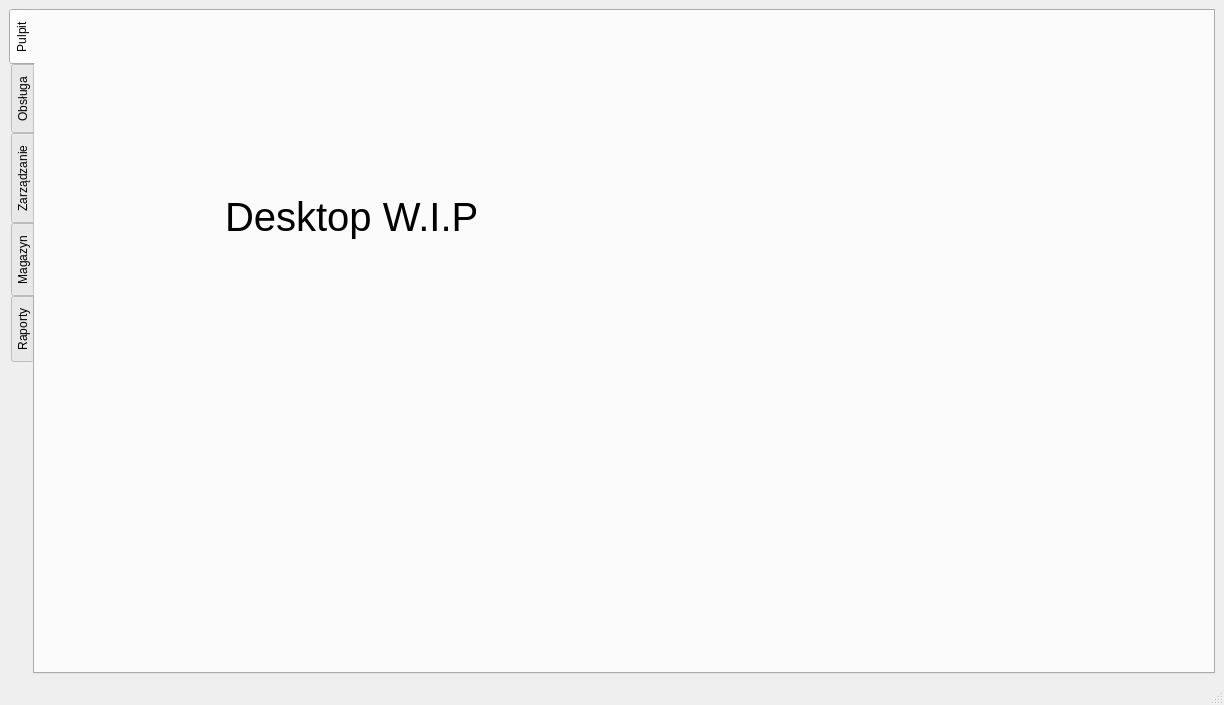
Above: mainwindow.ui from PiotrPatelski/SportTicketProject before the change. Below: the same form after it.
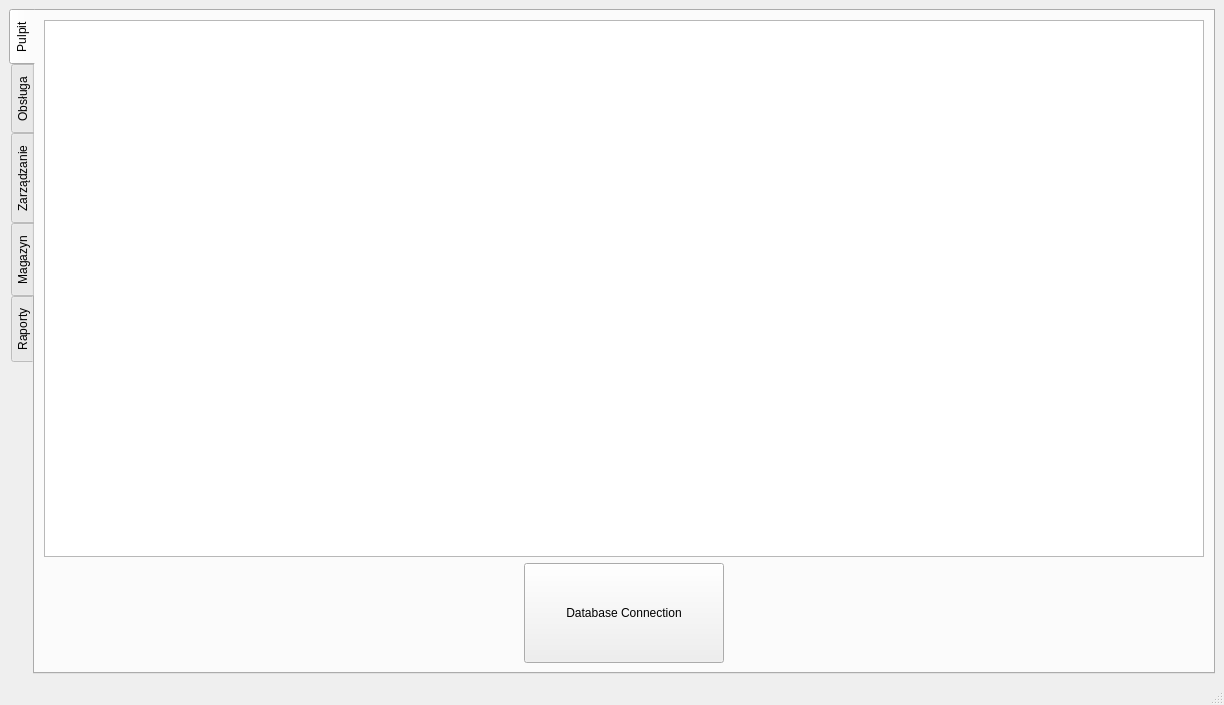
That is the form after the change. The open tabs and pages were chosen to show the change.

Commit message: 2nd commit: Established basic Database with connection, Made classes draft

```diff
--- a/mainwindow.ui
+++ b/mainwindow.ui
@@ -36,24 +36,79 @@
        <attribute name="title">
         <string>Pulpit</string>
        </attribute>
-       <widget class="QLabel" name="label">
-        <property name="geometry">
-         <rect>
-          <x>190</x>
-          <y>110</y>
-          <width>371</width>
-          <height>191</height>
-         </rect>
-        </property>
-        <property name="font">
-         <font>
-          <pointsize>30</pointsize>
-         </font>
-        </property>
-        <property name="text">
-         <string>Desktop W.I.P</string>
-        </property>
-       </widget>
+       <layout class="QVBoxLayout" name="verticalLayout_2">
+        <item>
+         <widget class="QTableView" name="tableView">
+          <property name="sizePolicy">
+           <sizepolicy hsizetype="Expanding" vsizetype="Expanding">
+            <horstretch>1</horstretch>
+            <verstretch>0</verstretch>
+           </sizepolicy>
+          </property>
+          <property name="minimumSize">
+           <size>
+            <width>0</width>
+            <height>400</height>
+           </size>
+          </property>
+         </widget>
+        </item>
+        <item>
+         <layout class="QHBoxLayout" name="horizontalLayout">
+          <item>
+           <spacer name="horizontalSpacer_19">
+            <property name="orientation">
+             <enum>Qt::Horizontal</enum>
+            </property>
+            <property name="sizeHint" stdset="0">
+             <size>
+              <width>40</width>
+              <height>20</height>
+             </size>
+            </property>
+           </spacer>
+          </item>
+          <item>
+           <widget class="QPushButton" name="DBconnectButton">
+            <property name="sizePolicy">
+             <sizepolicy hsizetype="Expanding" vsizetype="Expanding">
+              <horstretch>0</horstretch>
+              <verstretch>0</verstretch>
+             </sizepolicy>
+            </property>
+            <property name="maximumSize">
+             <size>
+              <width>200</width>
+              <height>100</height>
+             </size>
+            </property>
+            <property name="baseSize">
+             <size>
+              <width>100</width>
+              <height>100</height>
+             </size>
+            </property>
+            <property name="text">
+             <string>Database Connection</string>
+            </property>
+           </widget>
+          </item>
+          <item>
+           <spacer name="horizontalSpacer_20">
+            <property name="orientation">
+             <enum>Qt::Horizontal</enum>
+            </property>
+            <property name="sizeHint" stdset="0">
+             <size>
+              <width>40</width>
+              <height>20</height>
+             </size>
+            </property>
+           </spacer>
+          </item>
+         </layout>
+        </item>
+       </layout>
       </widget>
       <widget class="QWidget" name="ServiceTab">
        <attribute name="title">
```
Left out of the diff: 6 changed lines with no effect on the pictures. The commit also changes 17 other files.
